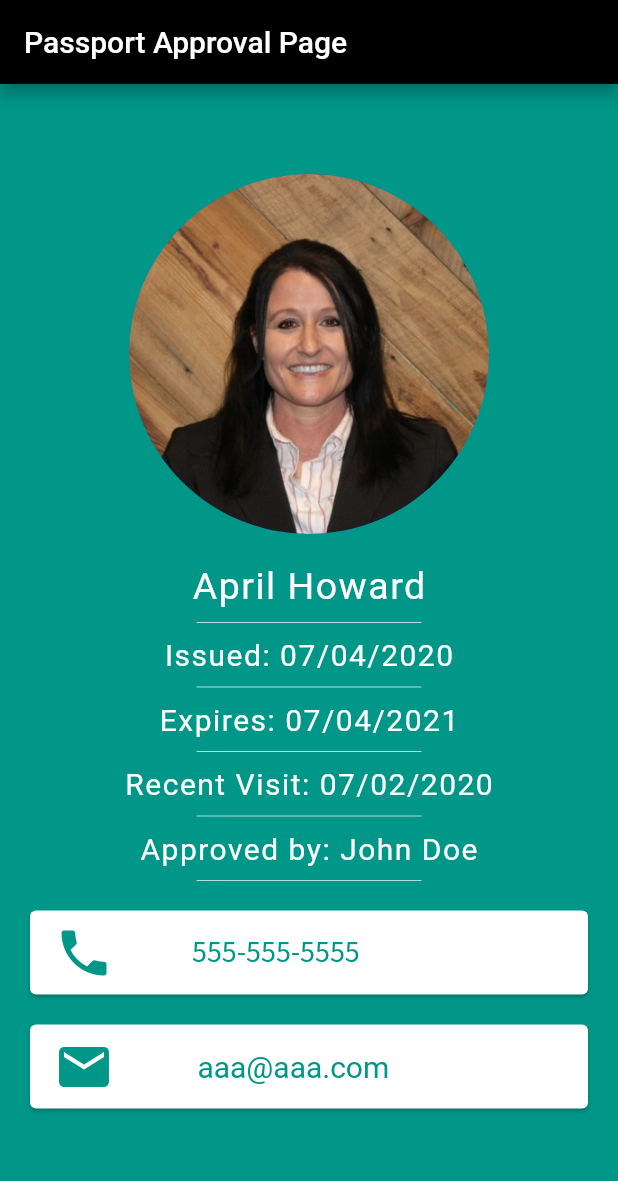
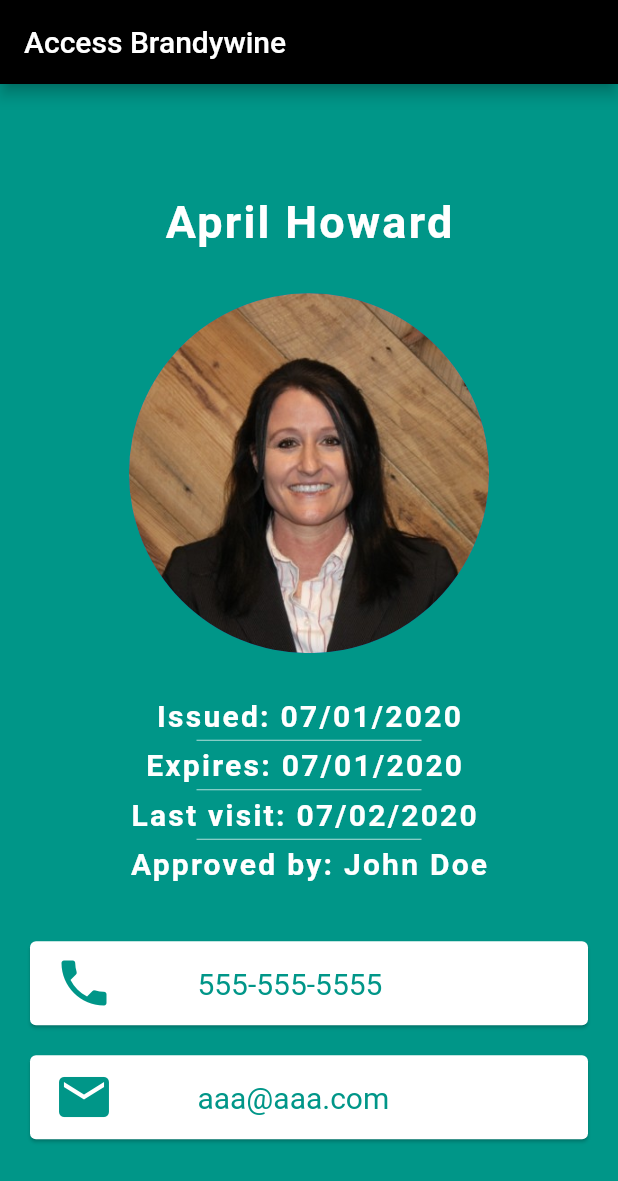
Before and after one commit to apphow/start_to_finish, a Flutter app: the screen it shows after launch, on a phone screen of 412 x 824 dp. Shown: the top 1181 px of the screen. Run offline on Flutter 3.47's test engine with Material 2 defaults, Android fonts, the phone set to English and light mode, and no system bars; Roboto replaces fonts that are missing (Source Sans Pro).

Commit message:
passport image update and rearranged name placement

```diff
--- a/lib/main.dart
+++ b/lib/main.dart
@@ -1,4 +1,4 @@
-import 'package:flutter/cupertino.dart';
+import 'dart:ui';
 import 'package:flutter/material.dart';
 
 void main() {
@@ -13,76 +13,77 @@ class MyPassport extends StatelessWidget {
         backgroundColor: Colors.teal,
         appBar: AppBar(
           backgroundColor: Colors.black,
-          title: Text('Passport Approval Page'),
+          title: Text('Access Brandywine'),
         ),
         body: SafeArea(
           child: Center(
             child: Padding(
-              padding: EdgeInsets.only(bottom: 15.0),
+              padding: EdgeInsets.only(top: 20.0),
               child: Column(
                 mainAxisAlignment: MainAxisAlignment.center,
                 children: <Widget>[
+                  Text(
+                    'April Howard',
+                    style: TextStyle(
+                      fontSize: 30.0,
+                      fontWeight: FontWeight.bold,
+                      color: Colors.white,
+                      letterSpacing: 1.5,
+                    ),
+                  ),
+                  SizedBox(
+                    height: 30,
+                  ),
                   CircleAvatar(
                     radius: 120.0,
                     backgroundImage: AssetImage('images/mesjpeg.jpeg'),
                   ),
                   SizedBox(
-                    height: 20.0,
+                    height: 30.0,
                   ),
                   Text(
-                    'April Howard',
+                    'Issued: 07/01/2020',
                     style: TextStyle(
-                      fontSize: 25,
+                      fontSize: 20.0,
+                      fontWeight: FontWeight.bold,
                       color: Colors.white,
-                      letterSpacing: 1.0,
+                      letterSpacing: 1.5,
                     ),
                   ),
                   SizedBox(
-                    height: 20.0,
-                    width: 150,
-                    child: Divider(
-                      color: Colors.teal.shade100,
-                    ),
-                  ),
-                  Text(
-                    'Issued: 07/04/2020',
-                    style: TextStyle(
-                        fontSize: 20.0,
-                        color: Colors.white,
-                        letterSpacing: 1.0),
-                  ),
-                  SizedBox(
-                    height: 20.0,
+                    height: 10.0,
                     width: 150.0,
                     child: Divider(
                       color: Colors.teal.shade100,
                     ),
                   ),
                   Text(
-                    'Expires: 07/04/2021',
+                    'Expires: 07/01/2020 ',
                     style: TextStyle(
                       fontSize: 20.0,
+                      fontWeight: FontWeight.bold,
                       color: Colors.white,
-                      letterSpacing: 1.0,
+                      letterSpacing: 1.5,
                     ),
                   ),
                   SizedBox(
-                    height: 20.0,
+                    height: 10.0,
                     width: 150.0,
                     child: Divider(
                       color: Colors.teal.shade100,
                     ),
                   ),
                   Text(
-                    'Recent Visit: 07/02/2020',
+                    'Last visit: 07/02/2020 ',
                     style: TextStyle(
                       fontSize: 20.0,
+                      fontWeight: FontWeight.bold,
                       color: Colors.white,
-                      letterSpacing: 1.0,
+                      letterSpacing: 1.5,
                     ),
                   ),
                   SizedBox(
-                    height: 20.0,
+                    height: 10.0,
                     width: 150.0,
                     child: Divider(
                       color: Colors.teal.shade100,
@@ -92,16 +93,13 @@ class MyPassport extends StatelessWidget {
                     'Approved by: John Doe',
                     style: TextStyle(
                       fontSize: 20.0,
+                      fontWeight: FontWeight.bold,
                       color: Colors.white,
-                      letterSpacing: 1.0,
+                      letterSpacing: 1.5,
                     ),
                   ),
                   SizedBox(
-                    height: 20.0,
-                    width: 150.0,
-                    child: Divider(
-                      color: Colors.teal.shade100,
-                    ),
+                    height: 30.0,
                   ),
                   Card(
                     margin:
@@ -114,9 +112,8 @@ class MyPassport extends StatelessWidget {
                         color: Colors.teal,
                       ),
                       title: Text(
-                        '         555-555-5555',
+                        '        555-555-5555',
                         style: TextStyle(
-                          fontFamily: 'Source_Sans_Pro',
                           color: Colors.teal,
                           fontSize: 20.0,
                         ),
@@ -137,7 +134,6 @@ class MyPassport extends StatelessWidget {
                         '        aaa@aaa.com',
                         style: TextStyle(
                           color: Colors.teal,
-                          fontFamily: 'Source Sans Pro',
                           fontSize: 20.0,
                         ),
                       ),
```
Also changed, not shown: pubspec.yaml (+2 -9 lines), fonts/SupermercadoOne-Regular.ttf (added), pubspec.lock, 1 other file.
